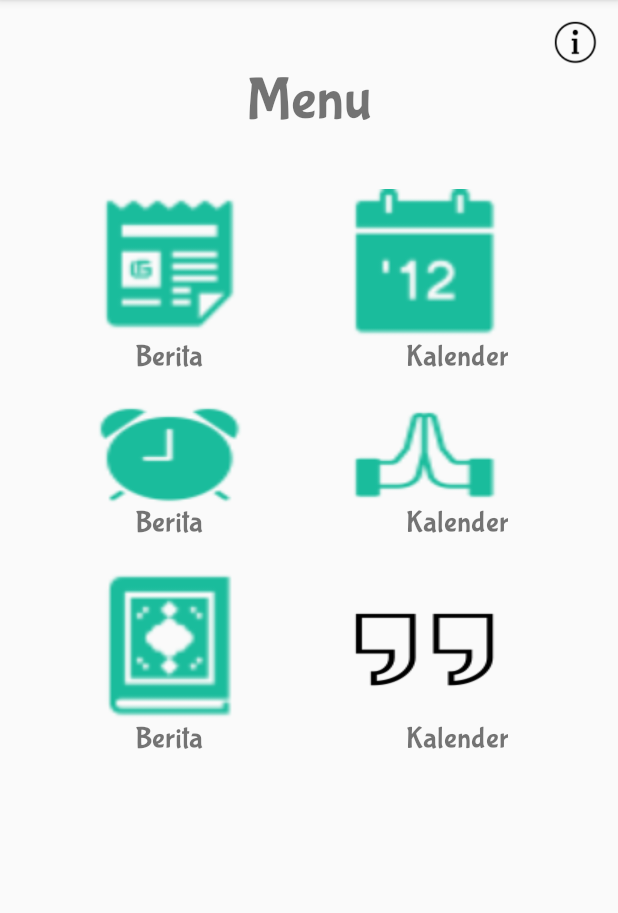
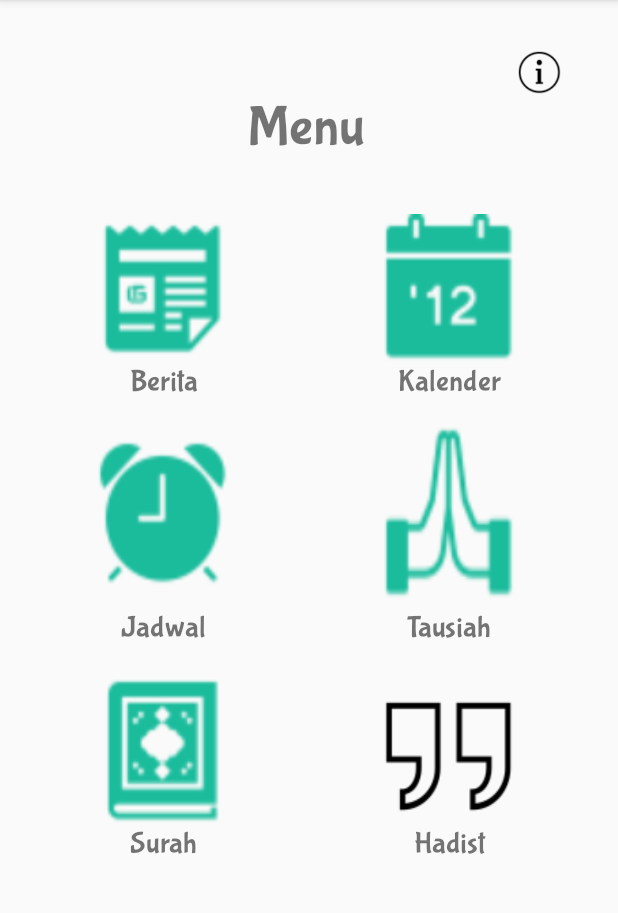
Before and after one commit to mutakin/muslimApps, an Android app: the MainMenu screen opened directly, with no data from a screen before it, on a phone screen of 412 x 824 dp, the part 84-997 px from its top. Run offline under Robolectric (Android 15) with nearby library versions, the phone set to English and light mode, and no system bars; Roboto replaces fonts that are not available here.

Commit message:
edit layout main menu

```diff
--- a/app/src/main/res/layout/activity_main_menu.xml
+++ b/app/src/main/res/layout/activity_main_menu.xml
@@ -1,15 +1,26 @@
 <?xml version="1.0" encoding="utf-8"?>
+
+<ScrollView xmlns:android="http://schemas.android.com/apk/res/android"
+    android:layout_width="fill_parent"
+    android:layout_height="fill_parent"
+    android:fillViewport="true"
+    android:scrollbars = "vertical"
+    android:scrollbarStyle="insideInset">
+
     <LinearLayout xmlns:android="http://schemas.android.com/apk/res/android"
         xmlns:app="http://schemas.android.com/apk/res-auto"
         xmlns:tools="http://schemas.android.com/tools"
         android:layout_width="match_parent"
         android:layout_height="match_parent"
         android:orientation="vertical"
-    android:padding="20px"
+        android:padding="50px"
+        android:paddingBottom="0dp"
         tools:context=".MainMenu">
 
 
+
         <Button
+            android:id="@+id/btn_about"
             android:layout_width="30dp"
             android:layout_height="30dp"
             android:layout_gravity="right"
@@ -21,7 +32,7 @@
             android:fontFamily="@font/bubblegum_sans"
             android:gravity="center"
             android:text="Menu"
-        android:textSize="40dp" />
+            android:textSize="37sp" />
 
 
         <TableLayout
@@ -35,7 +46,8 @@
                     android:id="@+id/btn_berita"
                     android:layout_width="100dp"
                     android:layout_height="100dp"
-                android:layout_marginLeft="20dp"
+                    android:layout_weight="1"
+                    android:layout_marginRight="50dp"
                     android:background="@drawable/berita"
                     android:gravity="center" />
 
@@ -43,7 +55,8 @@
                     android:id="@+id/btn_kalender"
                     android:layout_width="100dp"
                     android:layout_height="100dp"
-                android:layout_marginLeft="70dp"
+                    android:layout_weight="1"
+                    android:layout_marginLeft="50dp"
                     android:background="@drawable/kalender"/>
             </TableRow>
 
@@ -52,6 +65,7 @@
                     android:layout_width="wrap_content"
                     android:layout_height="wrap_content"
                     android:text="Berita"
+                    android:layout_marginRight="50dp"
                     android:layout_weight="1"
                     android:gravity="center"
                     android:fontFamily="@font/bubblegum_sans"
@@ -60,27 +74,29 @@
                     android:layout_width="wrap_content"
                     android:layout_height="wrap_content"
                     android:text="Kalender"
-                android:gravity="right"
-                android:paddingRight="30dp"
+                    android:gravity="center"
+                    android:layout_marginLeft="50dp"
                     android:layout_weight="1"
                     android:fontFamily="@font/bubblegum_sans"
                     android:textSize="20dp" />
             </TableRow>
 
-        <TableRow android:layout_marginTop="20dp">
+            <TableRow android:layout_marginTop="10dp">
                 <Button
                     android:id="@+id/btn_jadwal"
-                android:layout_width="100px"
-                android:layout_height="100px"
-                android:layout_marginLeft="20dp"
+                    android:layout_width="100dp"
+                    android:layout_height="100dp"
+                    android:layout_weight="1"
+                    android:layout_marginRight="50dp"
                     android:gravity="center"
                     android:background="@drawable/jadwal" />
 
                 <Button
                     android:id="@+id/btn_tausiah"
-                android:layout_width="100px"
-                android:layout_height="100px"
-                android:layout_marginLeft="70dp"
+                    android:layout_width="100dp"
+                    android:layout_height="130dp"
+                    android:layout_weight="1"
+                    android:layout_marginLeft="50dp"
                     android:background="@drawable/tausyiah"/>
             </TableRow>
 
@@ -89,7 +105,8 @@
                 <TextView
                     android:layout_width="wrap_content"
                     android:layout_height="wrap_content"
-                android:text="Berita"
+                    android:text="Jadwal"
+                    android:layout_marginRight="50dp"
                     android:layout_weight="1"
                     android:gravity="center"
                     android:fontFamily="@font/bubblegum_sans"
@@ -97,9 +114,9 @@
                 <TextView
                     android:layout_width="wrap_content"
                     android:layout_height="wrap_content"
-                android:text="Kalender"
-                android:gravity="right"
-                android:paddingRight="30dp"
+                    android:text="Tausiah"
+                    android:layout_marginLeft="50dp"
+                    android:gravity="center"
                     android:layout_weight="1"
                     android:fontFamily="@font/bubblegum_sans"
                     android:textSize="20dp" />
@@ -110,15 +127,17 @@
                     android:id="@+id/btn_surat"
                     android:layout_width="100dp"
                     android:layout_height="100dp"
-                android:layout_marginLeft="20dp"
+                    android:layout_weight="1"
+                    android:layout_marginRight="50dp"
                     android:gravity="center"
                     android:background="@drawable/surah" />
 
                 <Button
                     android:id="@+id/btn_hadist"
-                android:layout_width="100px"
-                android:layout_height="100px"
-                android:layout_marginLeft="70dp"
+                    android:layout_width="100dp"
+                    android:layout_height="100dp"
+                    android:layout_weight="1"
+                    android:layout_marginLeft="50dp"
                     android:background="@drawable/quot1"/>
             </TableRow>
 
@@ -126,7 +145,8 @@
                 <TextView
                     android:layout_width="wrap_content"
                     android:layout_height="wrap_content"
-                android:text="Berita"
+                    android:text="Surah"
+                    android:layout_marginRight="50dp"
                     android:layout_weight="1"
                     android:gravity="center"
                     android:fontFamily="@font/bubblegum_sans"
@@ -134,9 +154,9 @@
                 <TextView
                     android:layout_width="wrap_content"
                     android:layout_height="wrap_content"
-                android:text="Kalender"
-                android:gravity="right"
-                android:paddingRight="30dp"
+                    android:text="Hadist"
+                    android:gravity="center"
+                    android:layout_marginLeft="50dp"
                     android:layout_weight="1"
                     android:fontFamily="@font/bubblegum_sans"
                     android:textSize="20dp" />
@@ -145,3 +165,4 @@
         </TableLayout>
 
     </LinearLayout>
+</ScrollView>
```
Lines whose indentation alone changed are shown as unchanged.
